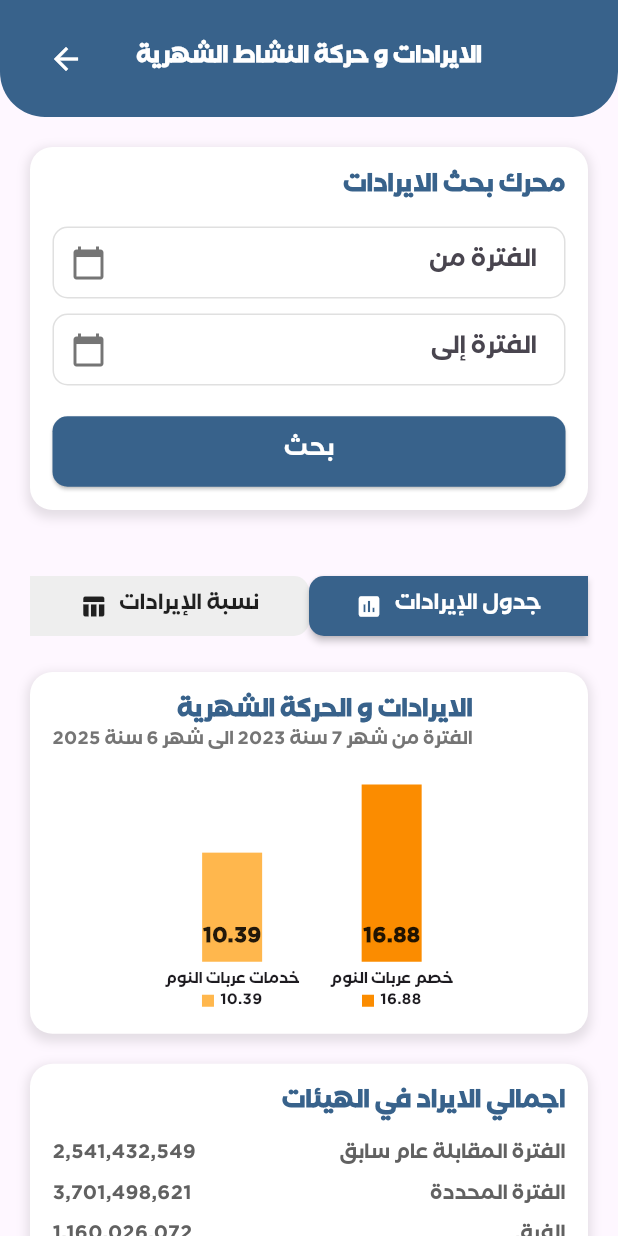
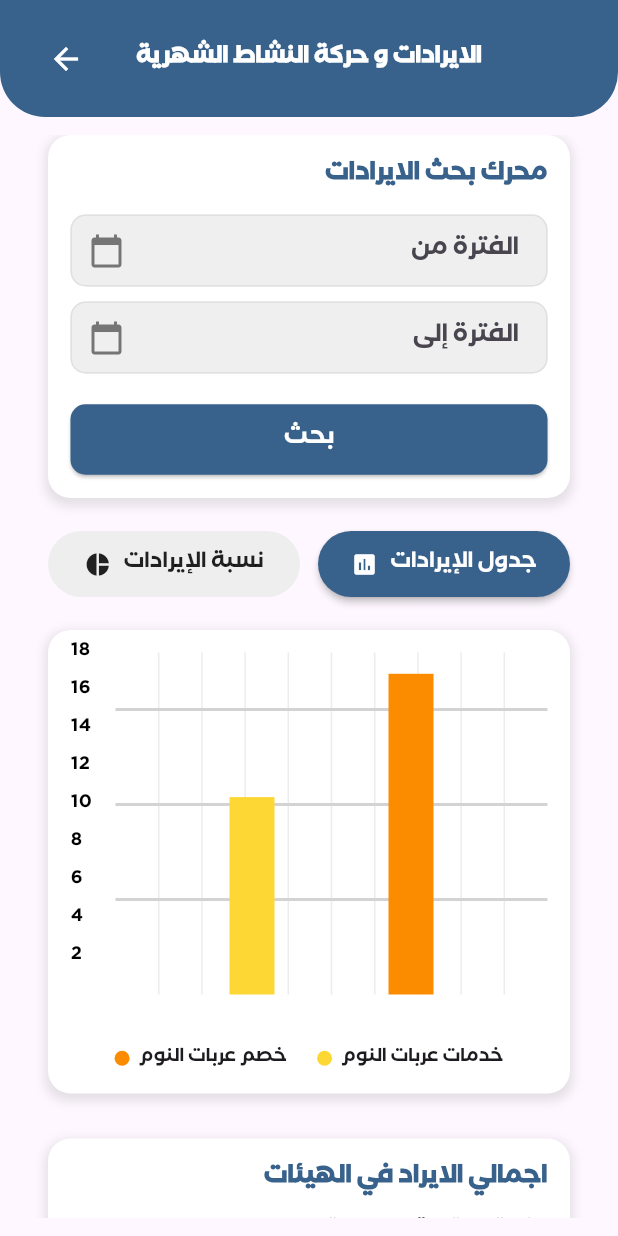
Before and after one commit to seifyaser/MinistryofTransportationRepo, a Flutter app: the MonthlyRevenueScreen screen opened by its route, on a phone screen of 412 x 824 dp. Run offline on Flutter 3.47's test engine with Material 3 defaults, Android fonts, the phone set to English and light mode, and no system bars; drawn by our look-alikes of fl_chart; our stand-ins replace flutter_svg.

Commit message:
adding fl chart

```diff
--- a/lib/Presentation/mothlyRevenuePage/Widgets/CustomBarChart.dart
+++ /dev/null
@@ -1,106 +0,0 @@
-import 'package:flutter/material.dart';
-
-class CustomBarChart extends StatelessWidget {
-  const CustomBarChart({super.key});
-
-  @override
-  Widget build(BuildContext context) {
-    return Container(
-      margin: const EdgeInsets.symmetric(horizontal: 20),
-      padding: const EdgeInsets.all(15),
-      decoration: _boxDecoration(),
-      child: Column(
-        crossAxisAlignment: CrossAxisAlignment.start,
-        children: [
-          _buildTitle(),
-          const SizedBox(height: 20),
-          _buildBars(),
-        ],
-      ),
-    );
-  }
-
-  BoxDecoration _boxDecoration() {
-    return BoxDecoration(
-      color: Colors.white,
-      borderRadius: BorderRadius.circular(15),
-      boxShadow: [
-        BoxShadow(
-          color: Colors.black.withOpacity(0.1),
-          spreadRadius: 2,
-          blurRadius: 5,
-          offset: Offset(0, 3),
-        ),
-      ],
-    );
-  }
-
-  Widget _buildTitle() {
-    return Column(
-      crossAxisAlignment: CrossAxisAlignment.end,
-      children: [
-        Text(
-          'الايرادات و الحركة الشهرية',
-          style: TextStyle(
-            fontSize: 16,
-            fontWeight: FontWeight.bold,
-            color: Color(0xFF38628B),
-          ),
-          textDirection: TextDirection.rtl,
-        ),
-        Text(
-          'الفترة من شهر 7 سنة 2023 الى شهر 6 سنة 2025',
-          style: TextStyle(
-            fontSize: 12,
-            color: Colors.grey[600],
-          ),
-          textDirection: TextDirection.rtl,
-        ),
-      ],
-    );
-  }
-
-  Widget _buildBars() {
-    return Row(
-      mainAxisAlignment: MainAxisAlignment.center,
-      crossAxisAlignment: CrossAxisAlignment.end,
-      children: [
-        _barItem('خدمات عربات النوم', '10.39', Colors.orange[300]!),
-        const SizedBox(width: 20),
-        _barItem('خصم عربات النوم', '16.88', Colors.orange[600]!),
-      ],
-    );
-  }
-
-  Widget _barItem(String title, String value, Color color) {
-    return Column(
-      children: [
-        Container(
-          width: 40,
-          height: double.parse(value) * 7,
-          color: color,
-          alignment: Alignment.bottomCenter,
-          child: Padding(
-            padding: const EdgeInsets.only(bottom: 5),
-            child: Text(
-              value,
-              style: const TextStyle(
-                color: Colors.black87,
-                fontWeight: FontWeight.bold,
-              ),
-            ),
-          ),
-        ),
-        const SizedBox(height: 5),
-        Text(title, style: const TextStyle(fontSize: 10)),
-        Row(
-          children: [
-            Container(width: 8, height: 8, color: color),
-            const SizedBox(width: 4),
-            Text(value, style: const TextStyle(fontSize: 10)),
-          ],
-        ),
-      ],
-    );
-  }
-}
--- a/lib/Presentation/mothlyRevenuePage/Widgets/RevenueDateSearch.dart
+++ b/lib/Presentation/mothlyRevenuePage/Widgets/RevenueDateSearch.dart
@@ -16,7 +16,7 @@ class RevenueDateSearch extends StatelessWidget {
   @override
   Widget build(BuildContext context) {
     return Container(
-      margin: const EdgeInsets.symmetric(horizontal: 20, vertical: 20),
+      margin: const EdgeInsets.symmetric(horizontal: 20),
       padding: const EdgeInsets.all(15),
       decoration: BoxDecoration(
         color: Colors.white,
--- /dev/null
+++ b/lib/Presentation/mothlyRevenuePage/Widgets/RevenuePercentage.dart
@@ -0,0 +1,153 @@
+import 'package:flutter/material.dart';
+
+class RevenuePercentaage extends StatelessWidget {
+  const RevenuePercentaage({super.key});
+
+  @override
+  Widget build(BuildContext context) {
+    return Container(
+      margin: const EdgeInsets.symmetric(horizontal: 20),
+      padding: const EdgeInsets.all(15),
+      decoration: _boxDecoration(),
+      child: Column(
+        crossAxisAlignment: CrossAxisAlignment.end,
+        children: [
+          _buildTitle(),
+          const SizedBox(height: 10),
+          _buildSearchField(),
+          const SizedBox(height: 15),
+          _buildRows(),
+        ],
+      ),
+    );
+  }
+
+  BoxDecoration _boxDecoration() {
+    return BoxDecoration(
+      color: Colors.white,
+      borderRadius: BorderRadius.circular(15),
+      boxShadow: [
+        BoxShadow(
+          color: Colors.black.withOpacity(0.1),
+          spreadRadius: 2,
+          blurRadius: 5,
+          offset: Offset(0, 3),
+        ),
+      ],
+    );
+  }
+
+  Widget _buildTitle() {
+    return Text(
+      'جدول الايرادات و الحركات الشهرية',
+      style: TextStyle(
+        fontSize: 16,
+        fontWeight: FontWeight.bold,
+        color: Color(0xFF38628B),
+      ),
+      textDirection: TextDirection.rtl,
+    );
+  }
+
+  Widget _buildSearchField() {
+    return TextField(
+      textAlign: TextAlign.right,
+      textDirection: TextDirection.rtl,
+      decoration: InputDecoration(
+        hintText: 'بحث في جدول الايرادات و الحركات الشهرية',
+        hintTextDirection: TextDirection.rtl,
+        prefixIcon: Icon(Icons.search, color: Colors.grey[600]),
+        border: OutlineInputBorder(
+          borderRadius: BorderRadius.circular(10),
+          borderSide: BorderSide.none,
+        ),
+        filled: true,
+        fillColor: Colors.grey[100],
+        contentPadding: const EdgeInsets.symmetric(
+          vertical: 10,
+          horizontal: 15,
+        ),
+      ),
+    );
+  }
+
+  Widget _buildRows() {
+    return Column(
+      children: [
+        _buildTableRow('اسم الجهة', '', isHeader: true),
+        _buildTableRow(
+          'الهيئة القومية لسكك الحديد',
+          '.............................................',
+        ),
+        const SizedBox(height: 15),
+        _buildTableRow('قيمة الايراد', '', isHeader: true),
+        _buildTableRow('الفترة المقابلة عام سابق', '460,254,853'),
+        _buildTableRow('الفترة المحددة', '662,612,400'),
+        _buildTableRow('الفرق', '202,357,547'),
+        const SizedBox(height: 15),
+        _buildDetailsLink(),
+        const SizedBox(height: 15),
+        _buildTableRow('اسم الحزمة', '', isHeader: true),
+      ],
+    );
+  }
+
+  Widget _buildTableRow(String label, String value, {bool isHeader = false}) {
+    return Padding(
+      padding: const EdgeInsets.symmetric(vertical: 4),
+      child: Row(
+        mainAxisAlignment: MainAxisAlignment.spaceBetween,
+        children: [
+          Text(
+            value,
+            style: TextStyle(
+              fontSize: isHeader ? 14 : 13,
+              color: isHeader ? Colors.black : Colors.grey[700],
+              fontWeight: isHeader ? FontWeight.bold : FontWeight.normal,
+            ),
+            textDirection: TextDirection.rtl,
+          ),
+          Expanded(
+            child: Text(
+              label,
+              textAlign: TextAlign.right,
+              textDirection: TextDirection.rtl,
+              style: TextStyle(
+                fontSize: isHeader ? 14 : 13,
+                color: isHeader ? Colors.black : Colors.grey[700],
+                fontWeight: isHeader ? FontWeight.bold : FontWeight.normal,
+              ),
+            ),
+          ),
+        ],
+      ),
+    );
+  }
+
+  Widget _buildDetailsLink() {
+    return Align(
+      alignment: Alignment.centerRight,
+      child: InkWell(
+        onTap: () {
+          print('تفاصيل الجهة tapped');
+        },
+        child: Row(
+          mainAxisSize: MainAxisSize.min,
+          children: const [
+            Text(
+              'تفاصيل الجهة',
+              style: TextStyle(
+                color: Color(0xFF38628B),
+                fontSize: 14,
+                decoration: TextDecoration.underline,
+              ),
+              textDirection: TextDirection.rtl,
+            ),
+            SizedBox(width: 5),
+            Icon(Icons.arrow_back, color: Color(0xFF38628B), size: 18),
+          ],
+        ),
+      ),
+    );
+  }
+}
--- a/lib/Presentation/mothlyRevenuePage/Widgets/RevenueTable.dart
+++ b/lib/Presentation/mothlyRevenuePage/Widgets/RevenueTable.dart
@@ -1,29 +1,24 @@
+import 'package:fl_chart/fl_chart.dart';
 import 'package:flutter/material.dart';
 
-class RevenueTable extends StatelessWidget {
-  const RevenueTable({super.key});
+class RevenueBarChart extends StatelessWidget {
+  const RevenueBarChart({super.key});
 
   @override
   Widget build(BuildContext context) {
+    return Column(
+      children: [
+        _buildChartCard(),
+        const SizedBox(height: 10),
+      ],
+    );
+  }
+
+  Widget _buildChartCard() {
     return Container(
       margin: const EdgeInsets.symmetric(horizontal: 20),
       padding: const EdgeInsets.all(15),
-      decoration: _boxDecoration(),
-      child: Column(
-        crossAxisAlignment: CrossAxisAlignment.end,
-        children: [
-          _buildTitle(),
-          const SizedBox(height: 10),
-          _buildSearchField(),
-          const SizedBox(height: 15),
-          _buildRows(),
-        ],
-      ),
-    );
-  }
-
-  BoxDecoration _boxDecoration() {
-    return BoxDecoration(
+      decoration: BoxDecoration(
         color: Colors.white,
         borderRadius: BorderRadius.circular(15),
         boxShadow: [
@@ -31,123 +26,132 @@ class RevenueTable extends StatelessWidget {
             color: Colors.black.withOpacity(0.1),
             spreadRadius: 2,
             blurRadius: 5,
-          offset: Offset(0, 3),
+            offset: const Offset(0, 3),
           ),
         ],
+      ),
+      child: Column(
+        children: [
+          SizedBox(
+            height: 250,
+            child: BarChart(
+              BarChartData(
+                maxY: 18,
+                barGroups: _buildBarGroups(),
+                gridData: FlGridData(
+                  show: true,
+                  drawVerticalLine: true,
+                  drawHorizontalLine: true,
+                  getDrawingHorizontalLine: (value) {
+                    return const FlLine(
+                      color: Color(0xFFD3D3D3),
+                      strokeWidth: 2,
                     );
-  }
-
-  Widget _buildTitle() {
-    return Text(
-      'جدول الايرادات و الحركات الشهرية',
-      style: TextStyle(
-        fontSize: 16,
-        fontWeight: FontWeight.bold,
-        color: Color(0xFF38628B),
+                  },
+                  getDrawingVerticalLine: (value) {
+                    return const FlLine(
+                      color: Color(0xffececec),
+                      strokeWidth: 1,
+                    );
+                  },
                 ),
-      textDirection: TextDirection.rtl,
-    );
-  }
-
-  Widget _buildSearchField() {
-    return TextField(
-      textAlign: TextAlign.right,
-      textDirection: TextDirection.rtl,
-      decoration: InputDecoration(
-        hintText: 'بحث في جدول الايرادات و الحركات الشهرية',
-        hintTextDirection: TextDirection.rtl,
-        prefixIcon: Icon(Icons.search, color: Colors.grey[600]),
-        border: OutlineInputBorder(
-          borderRadius: BorderRadius.circular(10),
-          borderSide: BorderSide.none,
-        ),
-        filled: true,
-        fillColor: Colors.grey[100],
-        contentPadding: const EdgeInsets.symmetric(
-          vertical: 10,
-          horizontal: 15,
+                borderData: FlBorderData(show: false),
+                barTouchData: BarTouchData(enabled: false),
+                titlesData: FlTitlesData(
+                  bottomTitles: AxisTitles(
+                    sideTitles: SideTitles(
+                      showTitles: true,
+                      getTitlesWidget: (value, meta) => const SizedBox.shrink(),
                     ),
                   ),
+                  leftTitles: AxisTitles(
+                    sideTitles: SideTitles(
+                      showTitles: true,
+                      reservedSize: 30,
+                      interval: 2,
+                      getTitlesWidget: (value, meta) {
+                        if (value % 2 == 0 && value >= 2 && value <= 18) {
+                          return Text(
+                            value.toInt().toString(),
+                            style: const TextStyle(
+                              color: Colors.black,
+                              fontSize: 12,
+                            ),
                           );
+                        } else {
+                          return const SizedBox.shrink();
                         }
-
-  Widget _buildRows() {
-    return Column(
-      children: [
-        _buildTableRow('اسم الجهة', '', isHeader: true),
-        _buildTableRow(
-          'الهيئة القومية لسكك الحديد',
-          '.............................................',
+                      },
                     ),
-        const SizedBox(height: 15),
-        _buildTableRow('قيمة الايراد', '', isHeader: true),
-        _buildTableRow('الفترة المقابلة عام سابق', '460,254,853'),
-        _buildTableRow('الفترة المحددة', '662,612,400'),
-        _buildTableRow('الفرق', '202,357,547'),
-        const SizedBox(height: 15),
-        _buildDetailsLink(),
-        const SizedBox(height: 15),
-        _buildTableRow('اسم الحزمة', '', isHeader: true),
-      ],
-    );
-  }
-
-  Widget _buildTableRow(String label, String value, {bool isHeader = false}) {
-    return Padding(
-      padding: const EdgeInsets.symmetric(vertical: 4),
-      child: Row(
-        mainAxisAlignment: MainAxisAlignment.spaceBetween,
-        children: [
-          Text(
-            value,
-            style: TextStyle(
-              fontSize: isHeader ? 14 : 13,
-              color: isHeader ? Colors.black : Colors.grey[700],
-              fontWeight: isHeader ? FontWeight.bold : FontWeight.normal,
                   ),
-            textDirection: TextDirection.rtl,
-          ),
-          Expanded(
-            child: Text(
-              label,
-              textAlign: TextAlign.right,
-              textDirection: TextDirection.rtl,
-              style: TextStyle(
-                fontSize: isHeader ? 14 : 13,
-                color: isHeader ? Colors.black : Colors.grey[700],
-                fontWeight: isHeader ? FontWeight.bold : FontWeight.normal,
+                  topTitles: AxisTitles(sideTitles: SideTitles(showTitles: false)),
+                  rightTitles: AxisTitles(sideTitles: SideTitles(showTitles: false)),
                 ),
               ),
             ),
+          ),
+          const SizedBox(height: 12),
+          _buildLegend(),
         ],
       ),
     );
   }
 
-  Widget _buildDetailsLink() {
-    return Align(
-      alignment: Alignment.centerRight,
-      child: InkWell(
-        onTap: () {
-          print('تفاصيل الجهة tapped');
-        },
+  List<BarChartGroupData> _buildBarGroups() {
+    final data = [
+      {'label': 'خدمات عربات النوم', 'value': 10.39, 'color': Colors.yellow[600]},
+      {'label': 'خصم عربات النوم', 'value': 16.88, 'color': Colors.orange[600]},
+    ];
+
+    return List.generate(data.length, (index) {
+      final item = data[index];
+      final double value = item['value'] as double;
+      final Color color = item['color'] as Color;
+
+      return BarChartGroupData(
+        x: index,
+        barRods: [
+          BarChartRodData(
+            toY: value,
+            width: 30,
+            borderRadius: BorderRadius.circular(0),
+            color: color,
+          ),
+        ],
+        showingTooltipIndicators: [],
+        barsSpace: 10,
+      );
+    });
+  }
+
+  Widget _buildLegend() {
+    return Padding(
+      padding: const EdgeInsets.symmetric(horizontal: 20),
       child: Row(
-          mainAxisSize: MainAxisSize.min,
-          children: const [
-            Text(
-              'تفاصيل الجهة',
-              style: TextStyle(
-                color: Color(0xFF38628B),
-                fontSize: 14,
-                decoration: TextDecoration.underline,
-              ),
-              textDirection: TextDirection.rtl,
-            ),
-            SizedBox(width: 5),
-            Icon(Icons.arrow_back, color: Color(0xFF38628B), size: 18),
+        mainAxisAlignment: MainAxisAlignment.center,
+        children: [
+          _legendItem('خصم عربات النوم', Colors.orange[600]!),
+          const SizedBox(width: 20),
+          _legendItem('خدمات عربات النوم', Colors.yellow[600]!),
         ],
-        ),
       ),
     );
   }
+
+  Widget _legendItem(String label, Color color) {
+    return Row(
+      children: [
+        Container(
+          width: 10,
+          height: 10,
+          decoration: BoxDecoration(
+            color: color,
+            shape: BoxShape.circle,
+          ),
+        ),
+        const SizedBox(width: 6),
+        Text(label, style: const TextStyle(fontSize: 12)),
+      ],
+    );
   }
+}
--- a/lib/Presentation/mothlyRevenuePage/Widgets/RevenueTypeSwitch.dart
+++ b/lib/Presentation/mothlyRevenuePage/Widgets/RevenueTypeSwitch.dart
@@ -17,8 +17,9 @@ class RevenueTypeSwitch extends StatelessWidget {
       child: Row(
         mainAxisAlignment: MainAxisAlignment.center,
         children: [
-          // زر "نسبة الإيرادات"
-          Expanded(
+          // button 1
+           Flexible(
+            fit: FlexFit.tight,
             child: ElevatedButton.icon(
               onPressed: () => onChanged(false),
               style: ElevatedButton.styleFrom(
@@ -27,25 +28,22 @@ class RevenueTypeSwitch extends StatelessWidget {
                     : const Color(0xFF38628B),
                 foregroundColor:
                     showRevenuePercentage ? Colors.black87 : Colors.white,
-                padding: const EdgeInsets.symmetric(vertical: 10),
-                shape: const RoundedRectangleBorder(
-                  borderRadius: BorderRadius.only(
-                    topRight: Radius.circular(10),
-                    bottomRight: Radius.circular(10),
-                  ),
+                padding: const EdgeInsets.symmetric(vertical: 12),
+                shape: RoundedRectangleBorder(
+                  borderRadius: BorderRadius.circular(30),
                 ),
                 elevation: showRevenuePercentage ? 0 : 2,
               ),
-              icon: const Icon(Icons.table_chart),
-              label: const Text(
-                "نسبة الإيرادات",
-                style: TextStyle(fontSize: 14),
-              ),
+              icon: const Icon(Icons.pie_chart),
+              label: const Text("نسبة الإيرادات", style: TextStyle(fontSize: 14)),
             ),
           ),
 
-          // زر "جدول الإيرادات"
-          Expanded(
+          const SizedBox(width: 12),
+
+// button 2
+          Flexible(
+            fit: FlexFit.tight,
             child: ElevatedButton.icon(
               onPressed: () => onChanged(true),
               style: ElevatedButton.styleFrom(
@@ -54,20 +52,14 @@ class RevenueTypeSwitch extends StatelessWidget {
                     : Colors.grey[200],
                 foregroundColor:
                     showRevenuePercentage ? Colors.white : Colors.black87,
-                padding: const EdgeInsets.symmetric(vertical: 10),
-                shape: const RoundedRectangleBorder(
-                  borderRadius: BorderRadius.only(
-                    topLeft: Radius.circular(10),
-                    bottomLeft: Radius.circular(10),
-                  ),
+                padding: const EdgeInsets.symmetric(vertical: 12),
+                shape: RoundedRectangleBorder(
+                  borderRadius: BorderRadius.circular(30),
                 ),
                 elevation: showRevenuePercentage ? 2 : 0,
               ),
               icon: const Icon(Icons.insert_chart),
-              label: const Text(
-                "جدول الإيرادات",
-                style: TextStyle(fontSize: 14),
-              ),
+              label: const Text("جدول الإيرادات", style: TextStyle(fontSize: 14)),
             ),
           ),
         ],
--- a/lib/Presentation/mothlyRevenuePage/monthlyRevenueScreen.dart
+++ b/lib/Presentation/mothlyRevenuePage/monthlyRevenueScreen.dart
@@ -1,9 +1,8 @@
 import 'package:flutter/material.dart';
-import 'package:flutter_svg/flutter_svg.dart';
-import 'package:project/Presentation/mothlyRevenuePage/Widgets/CustomBarChart.dart';
+import 'package:project/Presentation/mothlyRevenuePage/Widgets/RevenueTable.dart';
 import 'package:project/Presentation/mothlyRevenuePage/Widgets/CustomHeader.dart';
 import 'package:project/Presentation/mothlyRevenuePage/Widgets/RevenueDateSearch.dart';
-import 'package:project/Presentation/mothlyRevenuePage/Widgets/RevenueTable.dart';
+import 'package:project/Presentation/mothlyRevenuePage/Widgets/RevenuePercentage.dart';
 import 'package:project/Presentation/mothlyRevenuePage/Widgets/RevenueTypeSwitch.dart';
 import 'package:project/Presentation/mothlyRevenuePage/Widgets/TotalRevenueAuthoritiesCard.dart';
 
@@ -25,6 +24,8 @@ class _MonthlyRevenueScreenState extends State<MonthlyRevenueScreen> {
         children: [
           CustomHeader(title: 'الايرادات و حركة النشاط الشهرية'),
           Expanded(
+            child: Padding(
+              padding: const EdgeInsets.all(12),
               child: ListView(
                 children: [
                   // Search Section
@@ -51,9 +52,9 @@ class _MonthlyRevenueScreenState extends State<MonthlyRevenueScreen> {
                   const SizedBox(height: 20),
 
                   if (_showRevenuePercentage)
-                  CustomBarChart()
+                    RevenueBarChart()
                   else
-                  RevenueTable(),
+                    RevenuePercentaage(),
 
                   const SizedBox(height: 20),
 
@@ -64,6 +65,7 @@ class _MonthlyRevenueScreenState extends State<MonthlyRevenueScreen> {
                 ],
               ),
             ),
+          ),
         ],
       ),
     );
--- a/lib/Widgets/CustomDatefield.dart
+++ b/lib/Widgets/CustomDatefield.dart
@@ -18,6 +18,8 @@ class CustomDateField extends StatelessWidget {
       textAlign: TextAlign.right,
       textDirection: TextDirection.rtl,
       decoration: InputDecoration(
+        filled: true,
+        fillColor: Color(0xffEFEFEF),
         hintText: hintText,
         hintTextDirection: TextDirection.rtl,
         prefixIcon: Icon(Icons.calendar_today, color: Colors.grey[600]),
--- a/pubspec.yaml
+++ b/pubspec.yaml
@@ -36,6 +36,7 @@ dependencies:
   cupertino_icons: ^1.0.8
   flutter_svg: ^2.2.0
   intl: ^0.20.2
+  fl_chart: ^1.0.0
 
 dev_dependencies:
   flutter_test:
```
Also changed, not shown: assets/chart.svg (added), pubspec.lock. Lines whose indentation alone changed are shown as unchanged.
